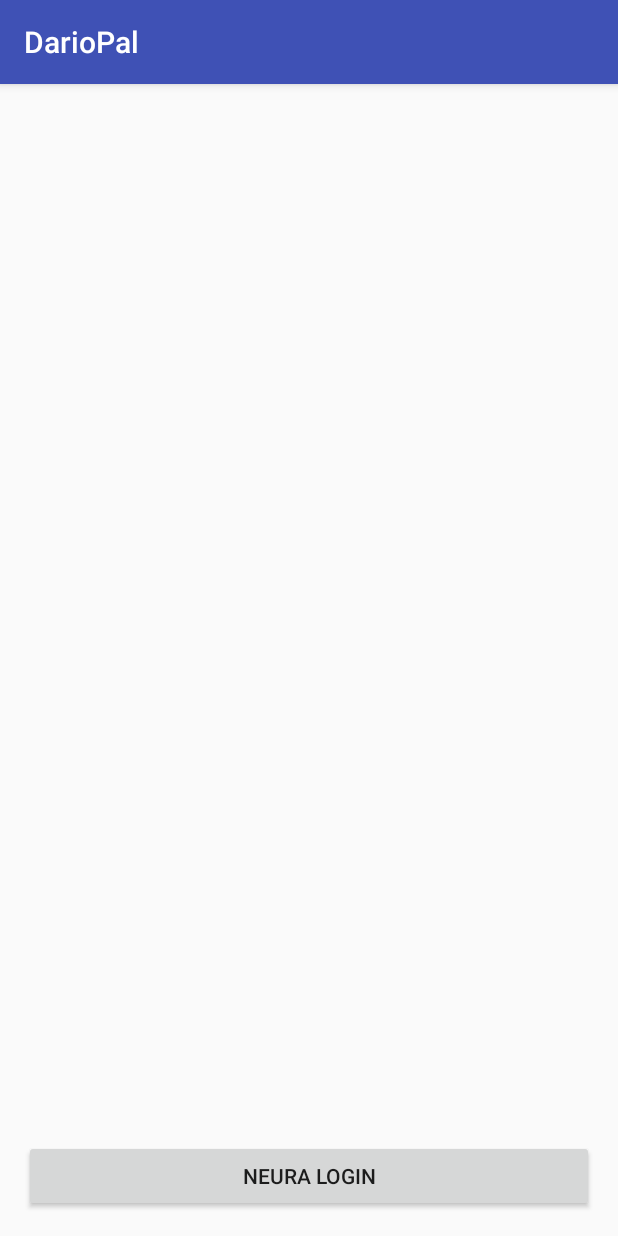
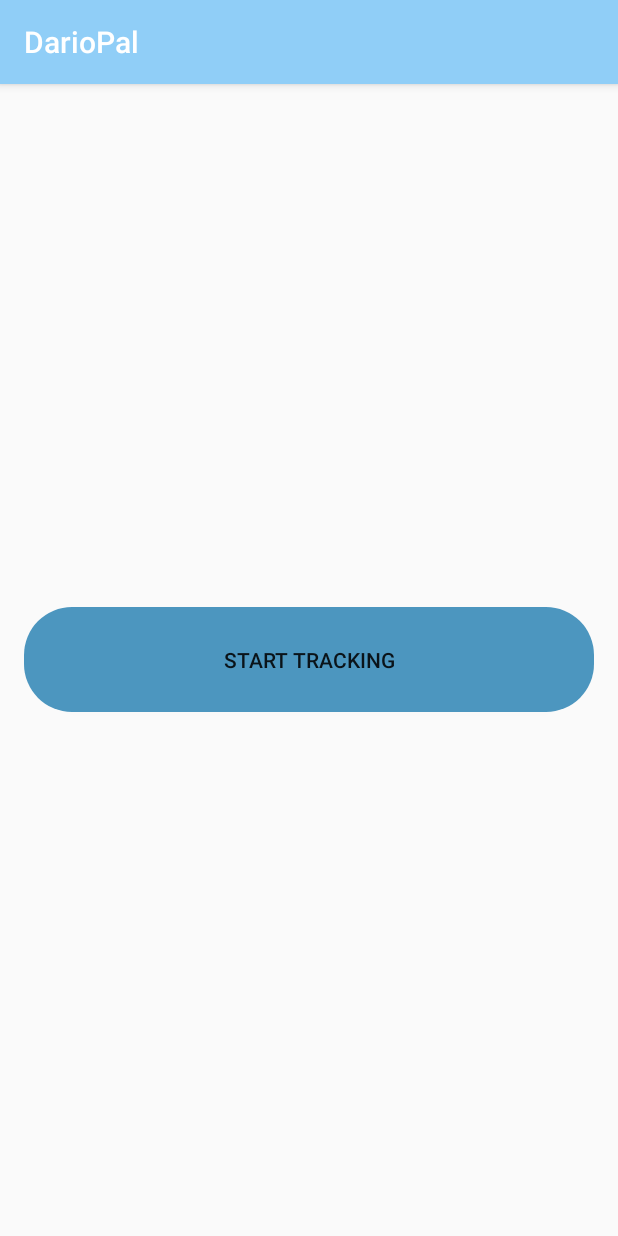
Before and after one commit to mario-dario/android, an Android app: the screen it shows after launch (MainActivity), on a phone screen of 412 x 824 dp. Run offline under Robolectric (Android 15) with nearby library versions, the phone set to English and light mode, and no system bars; our stand-ins replace ButterKnife; libraries missing offline, so code that uses them is left out: com.neura.sdk, com.neura.standalonesdk, com.orm, com.squareup.otto; 8 statements that could not run were skipped.

Commit message:
Artyom Push

```diff
--- a/app/build.gradle
+++ b/app/build.gradle
@@ -1,4 +1,5 @@
 apply plugin: 'com.android.application'
+apply plugin: 'com.neenbedankt.android-apt'
 
 android {
     compileSdkVersion 23
@@ -38,4 +39,6 @@ dependencies {
     compile 'com.google.android.gms:play-services-location:9.0.2'
     compile 'com.squareup:otto:1.3.8'
     compile(name: 'NeuraStandaloneSDK-release', ext: 'aar')
+    compile 'com.jakewharton:butterknife:8.2.1'
+    apt 'com.jakewharton:butterknife-compiler:8.2.1'
 }
--- a/app/src/main/java/com/development/dariopal/MainActivity.java
+++ b/app/src/main/java/com/development/dariopal/MainActivity.java
@@ -1,6 +1,5 @@
 package com.development.dariopal;
 
-import android.content.Context;
 import android.content.Intent;
 import android.os.Bundle;
 import android.support.v4.app.FragmentActivity;
@@ -8,8 +7,8 @@ import android.support.v7.app.AppCompatActivity;
 import android.util.Log;
 import android.view.View;
 import android.widget.Button;
+import android.widget.Toast;
 
-import com.development.dariopal.database.DBManagerInterface;
 import com.development.dariopal.neura_manager.Constants;
 import com.development.dariopal.neura_manager.NeuraManager;
 import com.development.dariopal.otto.BusManager;
@@ -19,26 +18,29 @@ import com.neura.sdk.service.SubscriptionRequestCallbacks;
 
 import java.util.ArrayList;
 
-public class MainActivity extends AppCompatActivity implements View.OnClickListener{
+import butterknife.BindView;
+import butterknife.ButterKnife;
+import butterknife.OnClick;
+
+public class MainActivity extends AppCompatActivity implements View.OnClickListener {
 
 
-    Long originTime;
-    Context context;
-    Button btnLoginNeura;
-    Intent darioServiceIntent ;
-    private DBManagerInterface dbManagerInterface;
+    @BindView(R.id.btnStartTrackingService)
+    Button btnStartTrackingService;
+
+    @BindView(R.id.btnStopTrackingService)
+    Button btnStopTrackingService;
+
+    private Intent darioServiceIntent;
+
+
     @Override
     protected void onCreate(Bundle savedInstanceState) {
         super.onCreate(savedInstanceState);
-
-        darioServiceIntent = new Intent(getApplicationContext(), DarioPalService.class);
-
         setContentView(R.layout.activity_main);
-        findViews();
-        setListeners();
-        context = this;
+        ButterKnife.bind(this);
         NeuraManager.getInstance().initNeuraConnection(this);
-        context.startService(darioServiceIntent);
+        updateVisibility();
 //        dbManagerInterface = new DBManager(this);
 //        DarioDataReceiver.getDarioDataReceiver().start(this, new IDarioDataHandler() {
 //            @Override
@@ -62,15 +64,29 @@ public class MainActivity extends AppCompatActivity implements View.OnClickListe
 //        }, 2000);
     }
 
+    private void updateVisibility() {
+        if (DarioPalService.isInstanceCreated(this)){
+            showStopScreen();
+        } else {
+            showStartScreen();
+        }
+    }
+
+    private void showStartScreen() {
+        btnStartTrackingService.setVisibility(View.VISIBLE);
+        btnStopTrackingService.setVisibility(View.INVISIBLE);
+    }
+
+    private void showStopScreen() {
+        btnStartTrackingService.setVisibility(View.INVISIBLE);
+        btnStopTrackingService.setVisibility(View.VISIBLE);
+    }
+
     @Override
     protected void onResume() {
-           super.onResume();
-           BusManager.getInstance().register(this);
-
-
+        super.onResume();
+        BusManager.getInstance().register(this);
     }
-
-
 
     @Override
     protected void onPause() {
@@ -92,20 +108,45 @@ public class MainActivity extends AppCompatActivity implements View.OnClickListe
 //        }
 //    }
 
-    private void setListeners() {
-        btnLoginNeura.setOnClickListener(this);
+
+
+    @OnClick ({R.id.btnStartTrackingService, R.id.btnStopTrackingService})
+    public void onClick(View v) {
+        switch (v.getId()) {
+            case R.id.btnStartTrackingService:
+                manageStartTrackButton();
+                break;
+            case R.id.btnStopTrackingService:
+                manageStopButton();
+                break;
+        }
     }
 
-    private void findViews() {
-        btnLoginNeura = (Button)findViewById(R.id.btnLogin);
+    private void manageStopButton() {
+        stopService();
+        NeuraManager.getInstance().logoutFromNeura();
+        updateVisibility();
     }
 
-    @Override
-    public void onClick(View v) {
-        switch (v.getId()){
-            case R.id.btnLogin:
-                NeuraManager.getInstance().loginToNeura();
-                break;
+    private void manageStartTrackButton() {
+        if (!NeuraManager.getInstance().isConnected()){
+            NeuraManager.getInstance().loginToNeura();
+        } else {
+            startService();
+            showStopScreen();
+        }
+    }
+
+    public void startService(){
+        if (!DarioPalService.isInstanceCreated(this)){
+            darioServiceIntent = new Intent(getApplicationContext(), DarioPalService.class);
+            this.startService(darioServiceIntent);
+        }
+    }
+
+    public void stopService(){
+        if (DarioPalService.isInstanceCreated(this)){
+            this.stopService(darioServiceIntent);
         }
     }
 
@@ -138,19 +179,19 @@ public class MainActivity extends AppCompatActivity implements View.OnClickListe
                             }
                         });
             }
+            startService();
+            updateVisibility();
         } else {
-            Log.e(getClass().getSimpleName(), "user failed to authenticate with Neura");
+            Toast.makeText(this, "Login Failed, Try Again", Toast.LENGTH_LONG).show();
         }
 
     }
 
     @Override
     protected void onDestroy() {
-        super.onDestroy();
         if (NeuraManager.getInstance().getClient() != null)
             NeuraManager.getInstance().getClient().disconnect();
-
-        context.stopService(darioServiceIntent);
+        super.onDestroy();
     }
 
 
--- a/app/src/main/java/com/development/dariopal/dario/DarioDataReceiver.java
+++ b/app/src/main/java/com/development/dariopal/dario/DarioDataReceiver.java
@@ -4,8 +4,6 @@ import android.content.BroadcastReceiver;
 import android.content.Context;
 import android.content.Intent;
 
-import com.labstyle.darioandroid.dariosharedclasses.DarioIntentManager;
-import com.labstyle.darioandroid.dariosharedclasses.IDarioDataHandler;
 
 /**
  * Created by mario on 27/07/16.
--- a/app/src/main/java/com/development/dariopal/service/DarioPalService.java
+++ b/app/src/main/java/com/development/dariopal/service/DarioPalService.java
@@ -1,9 +1,12 @@
 package com.development.dariopal.service;
 
+import android.app.ActivityManager;
+import android.app.Application;
 import android.app.Notification;
 import android.app.NotificationManager;
 import android.app.PendingIntent;
 import android.app.Service;
+import android.content.Context;
 import android.content.Intent;
 import android.os.Binder;
 import android.os.IBinder;
@@ -23,10 +26,14 @@ import com.development.dariopal.otto.events.DarioPushEvent;
 import com.development.dariopal.otto.events.NeuraPushEvent;
 import com.squareup.otto.Subscribe;
 
+import java.util.List;
+
 
 public class DarioPalService extends Service
 {
     private DBManager dbManagerInterface;
+    private static String TAG = DarioPalService.class.getName();
+
 
 
     private static DarioPalService instance = null;
@@ -154,7 +161,17 @@ public class DarioPalService extends Service
 
     }
 
-    public static boolean isInstanceCreated() {
-        return instance != null;
-    }
+    public static boolean isInstanceCreated(Context context) {
+
+            final ActivityManager activityManager = (ActivityManager) context.getSystemService(Context.ACTIVITY_SERVICE);
+            final List<ActivityManager.RunningServiceInfo> services = activityManager.getRunningServices(Integer.MAX_VALUE);
+
+            for (ActivityManager.RunningServiceInfo runningServiceInfo : services) {
+                if (runningServiceInfo.service.getClassName().equals(TAG)){
+                    return true;
+                }
+            }
+            return false;
+        }
+
 }
--- a/app/src/main/res/layout/activity_main.xml
+++ b/app/src/main/res/layout/activity_main.xml
@@ -10,10 +10,21 @@
     tools:context="com.development.dariopal.MainActivity">
 
     <Button
-        android:layout_alignParentBottom="true"
+        android:id="@+id/btnStartTrackingService"
         android:layout_width="match_parent"
         android:layout_height="wrap_content"
-        android:id="@+id/btnLogin"
-        android:text="@string/btn_label_login_neura"/>
+        android:layout_centerInParent="true"
+        android:background="@drawable/follow_me_btn_blue"
+        android:text="@string/btn_label_start_tracking"
+        android:visibility="invisible" />
+
+    <Button
+        android:id="@+id/btnStopTrackingService"
+        android:layout_width="match_parent"
+        android:layout_height="wrap_content"
+        android:layout_centerInParent="true"
+        android:background="@drawable/follow_me_btn_orange"
+        android:text="@string/btn_label_stop_tracking"
+        android:visibility="invisible" />
 
 </RelativeLayout>
--- a/app/src/main/res/values/colors.xml
+++ b/app/src/main/res/values/colors.xml
@@ -1,6 +1,7 @@
 <?xml version="1.0" encoding="utf-8"?>
 <resources>
-    <color name="colorPrimary">#3F51B5</color>
-    <color name="colorPrimaryDark">#303F9F</color>
+    <color name="colorPrimary">#90CEF7</color>
+    <color name="colorPrimaryDark">#81B9DE</color>
     <color name="colorAccent">#FF4081</color>
+    <color name="btnColor">#4C96BF</color>
 </resources>
--- a/app/src/main/res/values/strings.xml
+++ b/app/src/main/res/values/strings.xml
@@ -1,4 +1,5 @@
 <resources>
     <string name="app_name">DarioPal</string>
-    <string name="btn_label_login_neura">Neura Login</string>
+    <string name="btn_label_start_tracking">Start Tracking</string>
+    <string name="btn_label_stop_tracking">Stop Tracking</string>
 </resources>
--- a/build.gradle
+++ b/build.gradle
@@ -6,7 +6,7 @@ buildscript {
     }
     dependencies {
         classpath 'com.android.tools.build:gradle:2.1.2'
-
+        classpath 'com.neenbedankt.gradle.plugins:android-apt:1.8'
         // NOTE: Do not place your application dependencies here; they belong
         // in the individual module build.gradle files
     }
```
Also changed, not shown: app/src/main/java/com/development/dariopal/neura_manager/NeuraManager.java (+17 -0 lines), app/src/main/java/com/development/dariopal/notifications/NotificationWrapper.java (+6 -6 lines).
